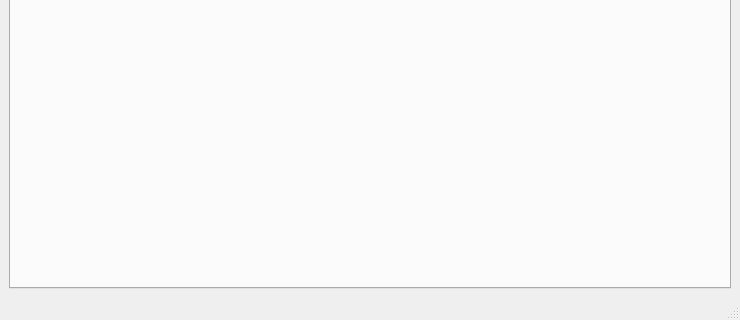
Above: mesonmain.ui from mesonbuild/meson before the change; both pictures show x 0 to 740 and y 293 to 613 of the 740 by 613 pixel window. Below: the same form after it.
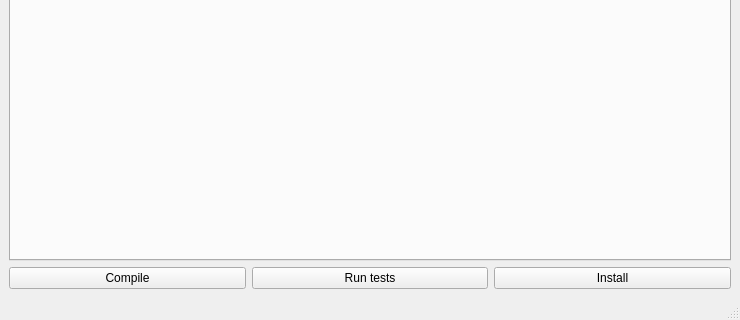
That is the form after the change.

Commit message: Can compile and test via GUI.

```diff
--- a/mesonmain.ui
+++ b/mesonmain.ui
@@ -167,6 +167,31 @@
       </widget>
      </widget>
     </item>
+    <item row="6" column="0" colspan="2">
+     <layout class="QHBoxLayout" name="horizontalLayout">
+      <item>
+       <widget class="QPushButton" name="compile_button">
+        <property name="text">
+         <string>Compile</string>
+        </property>
+       </widget>
+      </item>
+      <item>
+       <widget class="QPushButton" name="test_button">
+        <property name="text">
+         <string>Run tests</string>
+        </property>
+       </widget>
+      </item>
+      <item>
+       <widget class="QPushButton" name="install_button">
+        <property name="text">
+         <string>Install</string>
+        </property>
+       </widget>
+      </item>
+     </layout>
+    </item>
    </layout>
   </widget>
   <widget class="QMenuBar" name="menubar">
```
The commit also changes 1 other file.
